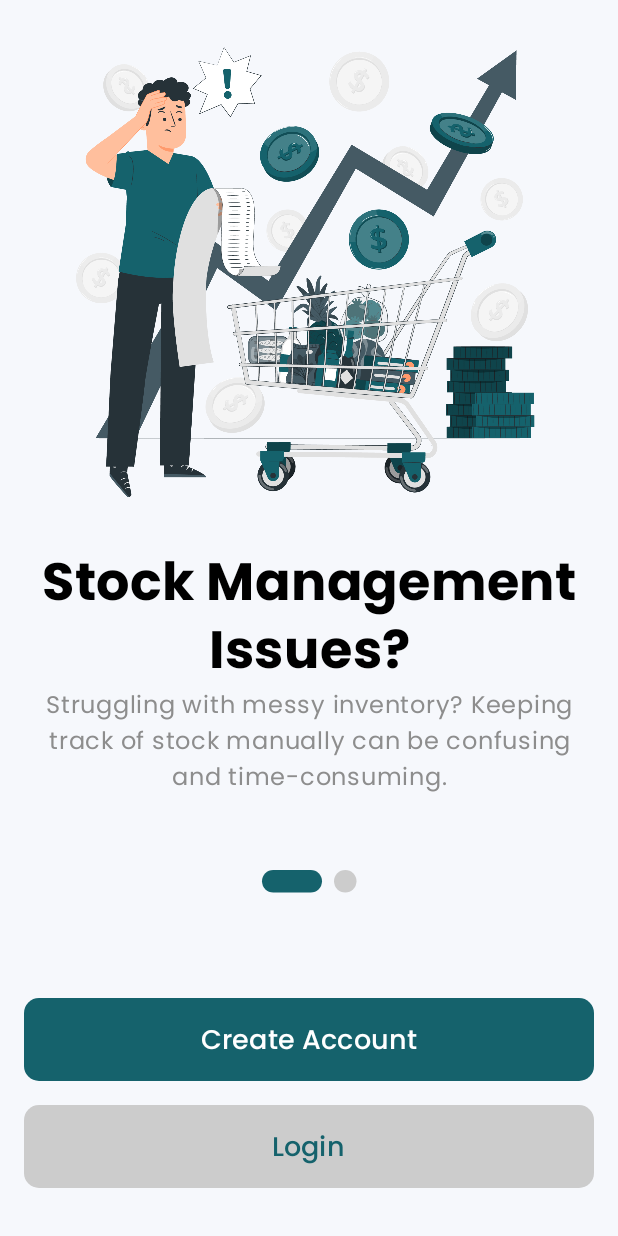
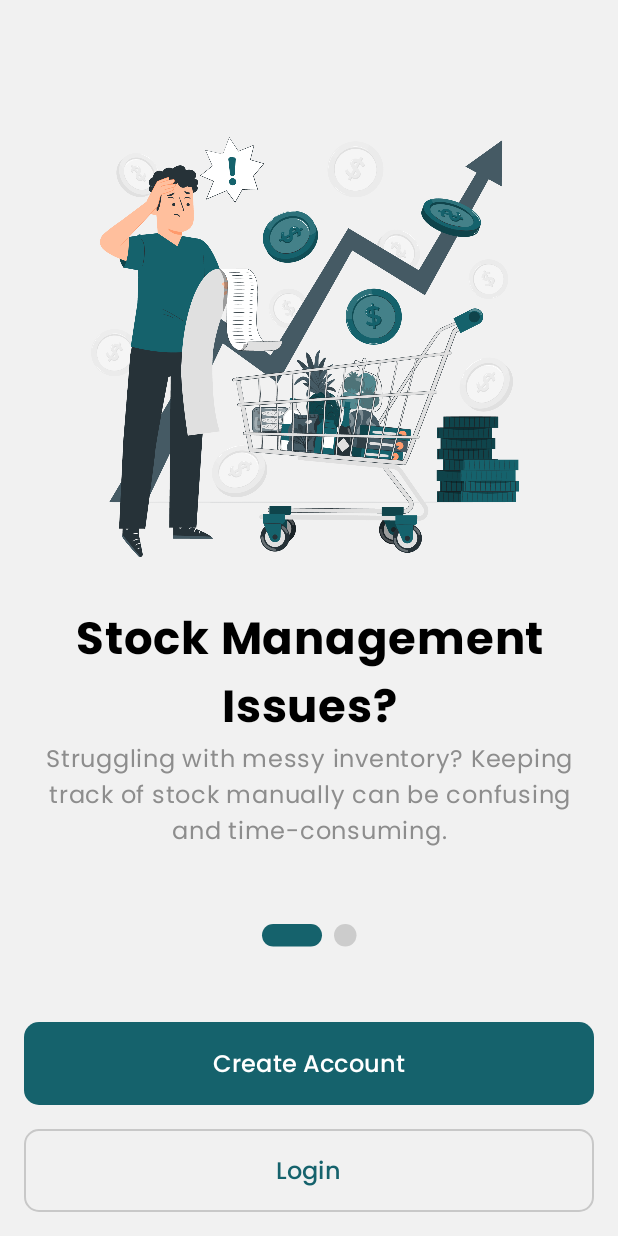
Before and after one commit to dwiaziprasetya/StockkuApp, an Android app built with Jetpack Compose: the screen it shows after launch (MainActivity), on a phone screen of 412 x 824 dp. Run offline under Robolectric (Android 15) with nearby library versions, the phone set to English and light mode, and no system bars.

Commit message:
Change and update RootNavigationGraph.kt file

```diff
--- a/app/src/main/java/com/example/stokkuai/RootNavigationGraph.kt
+++ b/app/src/main/java/com/example/stokkuai/RootNavigationGraph.kt
@@ -1,6 +1,12 @@
 package com.example.stokkuai
 
+import androidx.compose.foundation.layout.WindowInsets
+import androidx.compose.foundation.layout.asPaddingValues
+import androidx.compose.foundation.layout.navigationBars
+import androidx.compose.foundation.layout.navigationBarsPadding
+import androidx.compose.foundation.layout.padding
 import androidx.compose.runtime.Composable
+import androidx.compose.ui.Modifier
 import androidx.navigation.NavHostController
 import androidx.navigation.compose.NavHost
 import androidx.navigation.compose.composable
@@ -15,7 +21,9 @@ fun RootNavigationGraph(
     NavHost(
         navController = navController,
         route = Screen.Root.route,
-        startDestination = Screen.Auth.route
+        startDestination = Screen.Auth.route,
+        modifier = Modifier
+            .navigationBarsPadding()
     ) {
         authNav()
         composable(route = Screen.Main.route) {
--- a/app/src/main/java/com/example/stokkuai/ui/screen/welcome/WelcomeScreen.kt
+++ b/app/src/main/java/com/example/stokkuai/ui/screen/welcome/WelcomeScreen.kt
@@ -3,6 +3,7 @@ package com.example.stokkuai.ui.screen.welcome
 import androidx.compose.animation.animateColorAsState
 import androidx.compose.animation.core.animateDpAsState
 import androidx.compose.animation.core.tween
+import androidx.compose.foundation.BorderStroke
 import androidx.compose.foundation.Canvas
 import androidx.compose.foundation.ExperimentalFoundationApi
 import androidx.compose.foundation.Image
@@ -80,7 +81,7 @@ fun WelcomeScreen(modifier: Modifier = Modifier) {
                         modifier = Modifier
                             .padding(bottom = 16.dp)
                             .fillMaxWidth()
-                            .height(300.dp),
+                            .height(280.dp),
                         contentScale = ContentScale.FillHeight
                     )
                     Spacer(modifier = Modifier.height(16.dp))
@@ -96,7 +97,7 @@ fun WelcomeScreen(modifier: Modifier = Modifier) {
                             text = sliderImage[page].title,
                             fontFamily = poppinsFontFamily,
                             fontWeight = FontWeight.Bold,
-                            fontSize = 35.sp
+                            fontSize = 30.sp
                         )
                         Text(
                             textAlign = TextAlign.Center,
@@ -114,7 +115,7 @@ fun WelcomeScreen(modifier: Modifier = Modifier) {
                 selectedPage = pagerState.currentPage,
                 animationDurationMillis = 500
             )
-            Spacer(modifier = Modifier.height(70.dp))
+            Spacer(modifier = Modifier.height(50.dp))
             Button(
                 modifier = Modifier
                     .padding(bottom = 16.dp)
@@ -129,30 +130,32 @@ fun WelcomeScreen(modifier: Modifier = Modifier) {
                 Text(
                     fontFamily = poppinsFontFamily,
                     text = "Create Account",
-                    fontSize = 18.sp,
+                    fontSize = 16.sp,
                     color = Color.White,
                     modifier = Modifier
                 )
             }
             Button(
                 modifier = Modifier
-                    .padding(bottom = 32.dp)
+                    .padding(bottom = 16.dp)
                     .height(55.dp)
                     .fillMaxWidth(),
                 shape = RoundedCornerShape(10.dp),
+                border = BorderStroke(1.dp, Color(0xFFC8C8C8)),
                 onClick = {},
                 colors = ButtonDefaults.buttonColors(
-                    containerColor = Color.LightGray
+                    containerColor = MaterialTheme.colorScheme.background
                 )
             ) {
                 Text(
                     fontFamily = poppinsFontFamily,
                     text = "Login",
-                    fontSize = 18.sp,
+                    fontSize = 16.sp,
                     color = MaterialTheme.colorScheme.primary,
                     modifier = Modifier
                 )
             }
+
         }
     }
 
--- a/app/src/main/java/com/example/stokkuai/ui/theme/Color.kt
+++ b/app/src/main/java/com/example/stokkuai/ui/theme/Color.kt
@@ -6,5 +6,5 @@ import androidx.compose.ui.graphics.Color
 val primary = Color(0xFF15626C)
 val secondary = Color(0xFF0051ae)
 val tertiary = Color(0xFF005adf)
-val light = Color(0xFFf6f8fc)
+val light = Color(0xFFF1F1F1)
 val dark = Color(0xFF0D1139)
```
